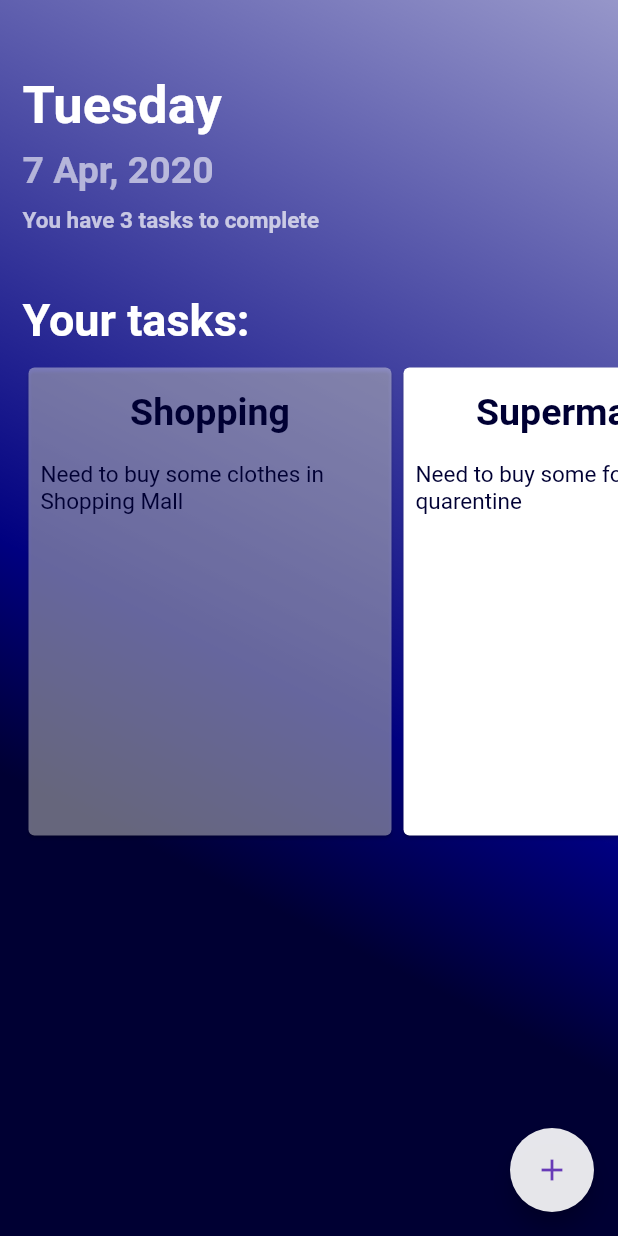
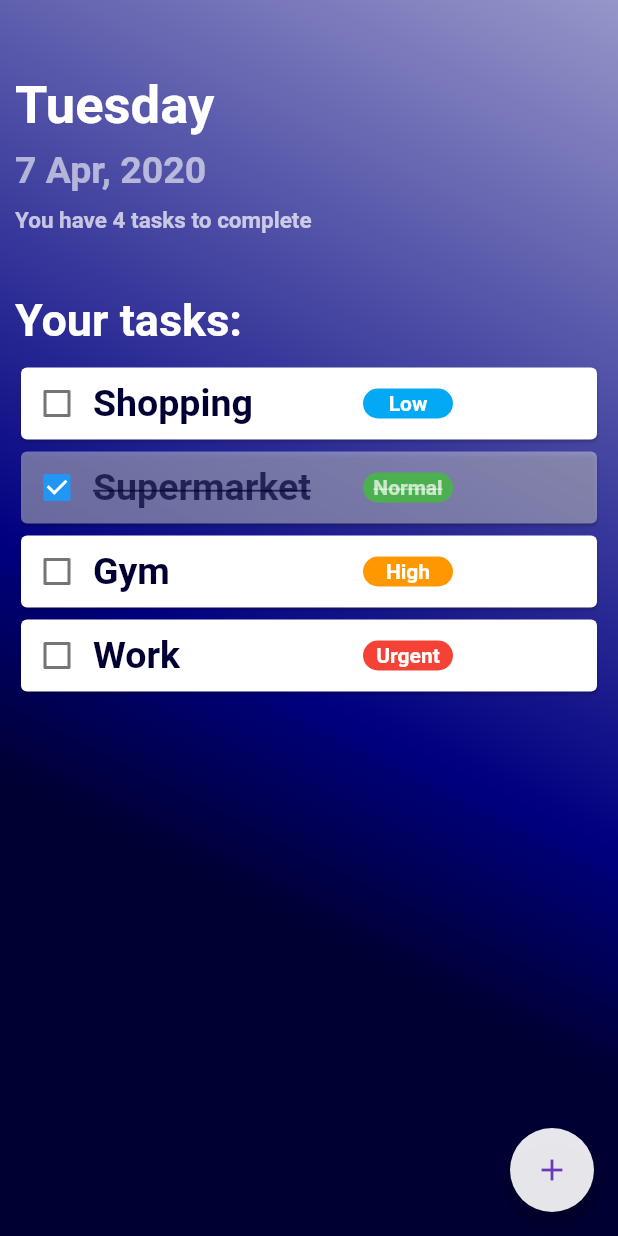
Before and after one commit to gabrielrmn/todolist, a Flutter app: the screen it shows after launch, on a phone screen of 412 x 824 dp. Run offline on Flutter 3.47's test engine with Material 2 defaults, Android fonts, the phone set to English and light mode, and no system bars; our stand-ins replace google_fonts, splashscreen.

Commit message:
Adding priority
Add priority
Change the scroll direction

```diff
--- /dev/null
+++ b/lib/pages/todolist.createcard.dart
@@ -0,0 +1,18 @@
+import 'package:flutter/material.dart';
+
+class CreateCard extends StatelessWidget {
+  @override
+  Widget build(BuildContext context) {
+    return Scaffold(
+      appBar: AppBar(
+        leading: IconButton(
+          icon: Icon(Icons.arrow_back),
+          color: Colors.white,
+          onPressed: () {
+            Navigator.pop(context);
+          },
+        ),
+      ),
+    );
+  }
+}
--- a/lib/pages/todolist.homepage.dart
+++ b/lib/pages/todolist.homepage.dart
@@ -2,6 +2,7 @@ import 'package:flutter/material.dart';
 import 'package:google_fonts/google_fonts.dart';
 import 'package:intl/intl.dart';
 import 'package:todolist/structure/task.dart';
+import 'package:todolist/pages/todolist.createcard.dart';
 
 class ToDoListHomePage extends StatefulWidget {
   @override
@@ -11,17 +12,16 @@ class ToDoListHomePage extends StatefulWidget {
 class _ToDoListHomePageState extends State<ToDoListHomePage> {
   var now = new DateTime.now();
   List<Task> tarefas = new List();
-
+  List<String> priority = ["Low", "Normal", "High", "Urgent"];
   //aqui estamos indicando o estado inicial de nosso widget
   @override
   void initState() {
     super.initState();
 
-    tarefas.add(new Task(
-        "Shopping", "Need to buy some clothes in Shopping Mall", false));
-    tarefas.add(
-        new Task("Supermarket", "Need to buy some food for quarentine", true));
-    tarefas.add(new Task("Gym", "Need to cancel my gym pass", false));
+    tarefas.add(new Task("Shopping", false, priority[0]));
+    tarefas.add(new Task("Supermarket", true, priority[1]));
+    tarefas.add(new Task("Gym", false, priority[2]));
+    tarefas.add(new Task("Work", false, priority[3]));
   }
 
   @override
@@ -49,7 +49,7 @@ class _ToDoListHomePageState extends State<ToDoListHomePage> {
         child: Column(
           children: <Widget>[
             Padding(
-              padding: EdgeInsets.only(top: 50, left: 15),
+              padding: EdgeInsets.only(top: 50, left: 10, right: 10),
               child: Column(
                 crossAxisAlignment: CrossAxisAlignment.start,
                 children: <Widget>[
@@ -110,10 +110,10 @@ class _ToDoListHomePageState extends State<ToDoListHomePage> {
                     height: 10,
                   ),
                   Container(
-                    height: 320,
+                    height: 400,
                     width: 500,
                     child: ListView.builder(
-                      scrollDirection: Axis.horizontal,
+                      scrollDirection: Axis.vertical,
                       itemCount: tarefas.length,
                       itemBuilder: (context, index) {
                         return _cardTarefa(context, index);
@@ -127,7 +127,10 @@ class _ToDoListHomePageState extends State<ToDoListHomePage> {
         ),
       ),
       floatingActionButton: FloatingActionButton(
-        onPressed: () {},
+        onPressed: () {
+          Navigator.push(
+              context, MaterialPageRoute(builder: (context) => CreateCard()));
+        },
         child: Icon(Icons.add, color: Colors.deepPurple),
         backgroundColor: Colors.white.withOpacity(0.9),
       ),
@@ -136,42 +139,68 @@ class _ToDoListHomePageState extends State<ToDoListHomePage> {
 
   Widget _cardTarefa(BuildContext context, int index) {
     return Container(
-      width: 250,
+      width: 75,
       decoration: BoxDecoration(
         borderRadius: BorderRadius.circular(20),
       ),
       child: Card(
         color: tarefas[index].completed
-            ? Colors.white
-            : Colors.white.withOpacity(0.4),
+            ? Colors.white.withOpacity(0.4)
+            : Colors.white,
         child: Wrap(
           children: <Widget>[
-            Column(
+            Row(
               children: <Widget>[
-                Padding(
-                  padding: EdgeInsets.only(top: 15.0, left: 0.0),
+                Checkbox(
+                  value: tarefas[index].completed,
+                  onChanged: (bool value) {
+                    setState(() {
+                      tarefas[index].completed = value;
+                    });
+                  },
+                ),
+                Container(
+                  width: 180,
                   child: Text(
                     tarefas[index].name,
                     style: GoogleFonts.roboto(
                       fontWeight: FontWeight.bold,
                       fontSize: 25,
-                      textStyle: TextStyle(
-                        color: Color.fromRGBO(0, 0, 51, 1),
-                      ),
+                      textStyle: tarefas[index].completed
+                          ? TextStyle(
+                              color: Color.fromRGBO(0, 0, 51, 0.7),
+                              decoration: TextDecoration.lineThrough,
+                            )
+                          : TextStyle(
+                              color: Color.fromRGBO(0, 0, 51, 1),
+                            ),
                     ),
                   ),
                 ),
-                SizedBox(
-                  height: 10,
-                ),
                 Padding(
-                  padding: EdgeInsets.only(top: 8.0, left: 8.0),
-                  child: Text(
-                    tarefas[index].description,
-                    style: GoogleFonts.roboto(
-                      fontSize: 15,
-                      textStyle: TextStyle(
-                        color: Color.fromRGBO(0, 0, 51, 1),
+                  padding: EdgeInsets.only(right: 5),
+                  child: Container(
+                    width: 60,
+                    height: 20,
+                    decoration: BoxDecoration(
+                        borderRadius: BorderRadius.circular(15),
+                        color: _selectColor(tarefas[index].priority)),
+                    child: Center(
+                      child: Text(
+                        tarefas[index].priority,
+                        style: GoogleFonts.roboto(
+                          fontWeight: FontWeight.bold,
+                          fontSize: 14,
+                          textStyle: tarefas[index].completed
+                              ? TextStyle(
+                                  color: Colors.white.withOpacity(0.7),
+                                  decoration: TextDecoration.lineThrough,
+                                )
+                              : TextStyle(
+                                  color: Colors.white,
+                                ),
+                        ),
+                        textAlign: TextAlign.center,
                       ),
                     ),
                   ),
@@ -183,4 +212,17 @@ class _ToDoListHomePageState extends State<ToDoListHomePage> {
       ),
     );
   }
+
+  Color _selectColor(String priority) {
+    switch (priority) {
+      case "Low":
+        return Colors.lightBlue;
+      case "Normal":
+        return Colors.green;
+      case "High":
+        return Colors.orange;
+      case "Urgent":
+        return Colors.red;
+    }
+  }
 }
--- a/lib/structure/task.dart
+++ b/lib/structure/task.dart
@@ -1,7 +1,7 @@
 class Task {
   String name;
-  String description;
   bool completed;
+  String priority;
 
-  Task(this.name, this.description, this.completed);
+  Task(this.name, this.completed, this.priority);
 }
```
